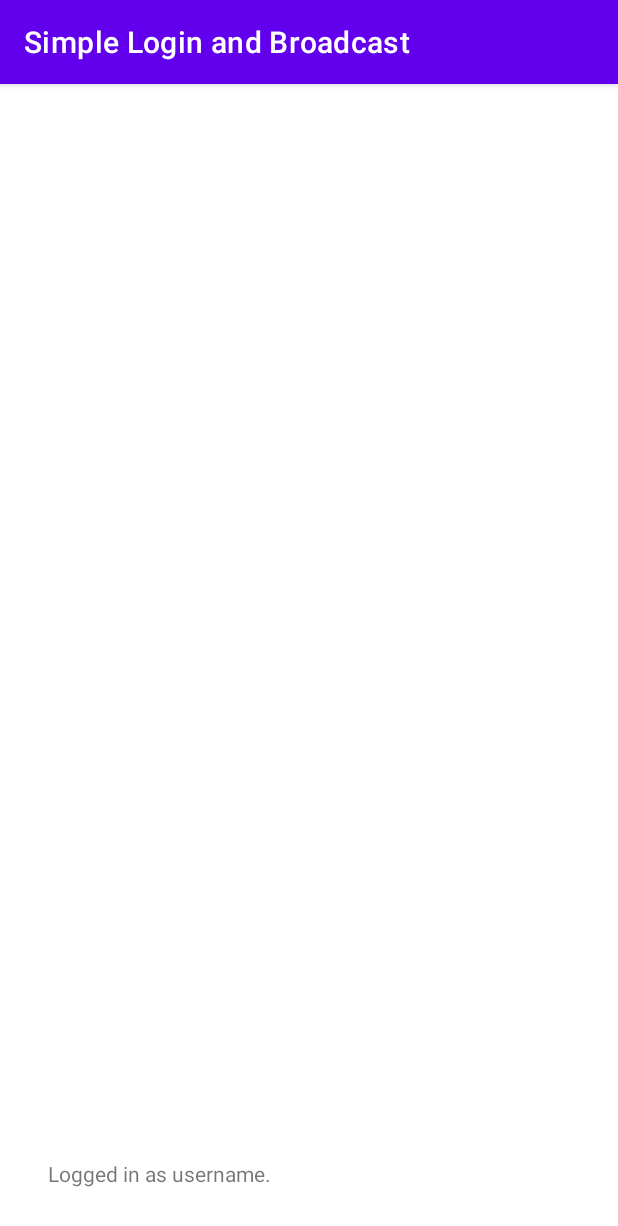
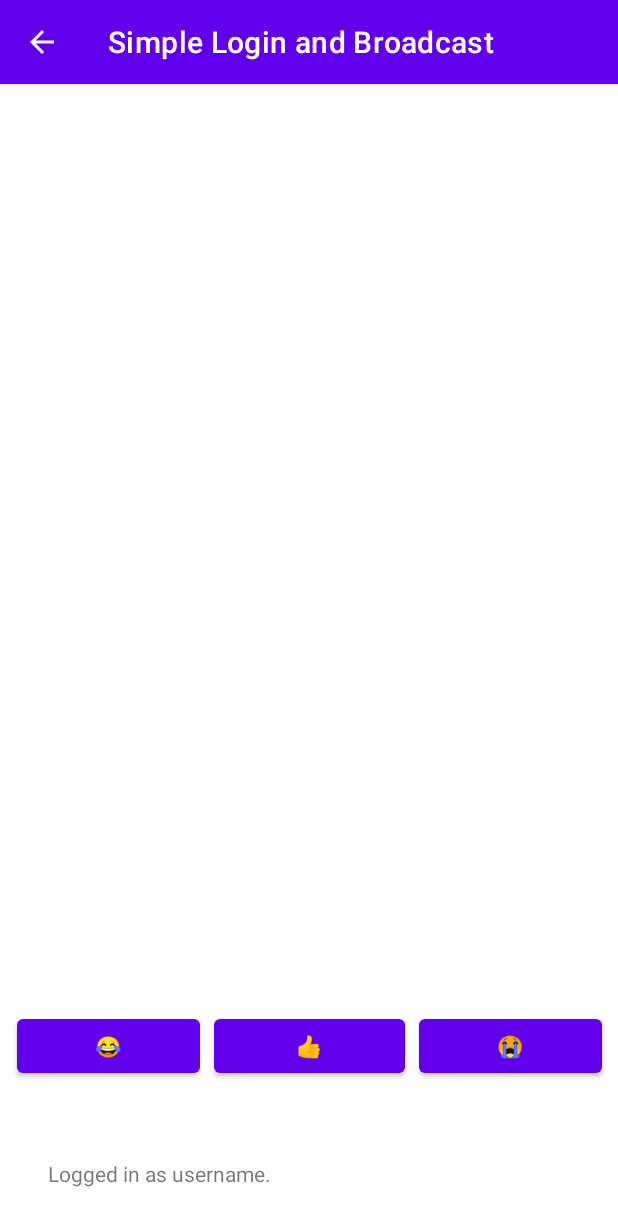
Before and after one commit to priunnagru/CS-4261A-FPA, an Android app: the BroadcastActivity screen opened directly, with no data from a screen before it, on a phone screen of 412 x 824 dp. Shown: the top 1226 px of the screen. Run offline under Robolectric (Android 15) with nearby library versions, the phone set to English and light mode, and no system bars.

Commit message:
Completed (for now) the broadcast UI Added TODOs for the web server requirement Improved user experience

```diff
--- a/SimpleLoginandBroadcast/app/src/main/AndroidManifest.xml
+++ b/SimpleLoginandBroadcast/app/src/main/AndroidManifest.xml
@@ -18,7 +18,9 @@
                 <category android:name="android.intent.category.LAUNCHER" />
             </intent-filter>
         </activity>
-        <activity android:name=".BroadcastActivity" >
+        <activity
+            android:name=".BroadcastActivity"
+            android:parentActivityName=".MainActivity">
         </activity>
     </application>
 
--- a/SimpleLoginandBroadcast/app/src/main/java/com/example/simpleloginandbroadcast/BroadcastActivity.kt
+++ b/SimpleLoginandBroadcast/app/src/main/java/com/example/simpleloginandbroadcast/BroadcastActivity.kt
@@ -1,20 +1,86 @@
 package com.example.simpleloginandbroadcast
 
+import android.app.AlertDialog
+import android.content.DialogInterface
 import androidx.appcompat.app.AppCompatActivity
 import android.os.Bundle
+import android.view.MenuItem
+import android.widget.Button
+import android.widget.EditText
 import android.widget.TextView
+import android.widget.Toast
 
 class BroadcastActivity : AppCompatActivity() {
     override fun onCreate(savedInstanceState: Bundle?) {
         super.onCreate(savedInstanceState)
         setContentView(R.layout.activity_broadcast)
 
+        // display the username at the bottom
+        displayUsername()
+
+        // setup the emoji buttons
+        setupEmoji()
+    }
+
+    private fun displayUsername() {
         val textUsernameDisplay = findViewById<TextView>(R.id.textUsernameDisplay)
 
         val extras = intent.extras
         if (extras != null) {
             val temp = "Logged in as " + extras.getString("username") + "."
-            textUsernameDisplay.setText(temp)
+            textUsernameDisplay.text = temp
         }
     }
+
+    private fun setupEmoji() {
+        // TODO: broadcast the corresponding emoji
+        val emoji1 = findViewById<Button>(R.id.buttonEmoji1)
+        val emoji2 = findViewById<Button>(R.id.buttonEmoji2)
+        val emoji3 = findViewById<Button>(R.id.buttonEmoji3)
+
+        emoji1.setOnClickListener {
+            // TODO: send emoji 1
+        }
+
+        emoji2.setOnClickListener {
+            // TODO: send emoji 2
+        }
+
+        emoji3.setOnClickListener {
+            // TODO: send emoji 3
+        }
+    }
+
+    override fun onBackPressed() {
+        // create a dialog box to confirm logging out
+        val builder = AlertDialog.Builder(this)
+        builder.setMessage("Are you sure you want to log out?")
+        builder.apply {
+            setPositiveButton("Yes",
+                DialogInterface.OnClickListener { _, _ ->
+                    // TODO: logic for disconnecting from the web server and logging out
+
+                    val message = "Logged out."
+                    Toast.makeText(applicationContext, message, Toast.LENGTH_SHORT).show()
+                    super.onBackPressed()
+                })
+            setNegativeButton("No",
+                DialogInterface.OnClickListener { _, _ ->
+                    // do nothing
+                })
+        }
+
+        builder.show()
+    }
+
+    // makes the up navigation button match functionality with the back button
+    override fun onOptionsItemSelected(item: MenuItem): Boolean {
+        when (item.itemId) {
+            android.R.id.home -> {
+                onBackPressed()
+                return true
+            }
+        }
+        return super.onOptionsItemSelected(item)
+    }
 }
--- a/SimpleLoginandBroadcast/app/src/main/res/layout/activity_broadcast.xml
+++ b/SimpleLoginandBroadcast/app/src/main/res/layout/activity_broadcast.xml
@@ -15,4 +15,44 @@
         android:text="Logged in as username."
         app:layout_constraintBottom_toBottomOf="parent"
         app:layout_constraintStart_toStartOf="parent" />
+
+    <LinearLayout
+        android:layout_width="410dp"
+        android:layout_height="86dp"
+        android:layout_marginStart="32dp"
+        android:layout_marginEnd="32dp"
+        android:layout_marginBottom="32dp"
+        android:gravity="center"
+        android:orientation="horizontal"
+        app:layout_constraintBottom_toTopOf="@+id/textUsernameDisplay"
+        app:layout_constraintEnd_toEndOf="parent"
+        app:layout_constraintStart_toStartOf="parent">
+
+        <Button
+            android:id="@+id/buttonEmoji1"
+            android:layout_width="wrap_content"
+            android:layout_height="wrap_content"
+            android:layout_weight="1"
+            android:insetLeft="10dp"
+            android:insetRight="5dp"
+            android:text="😂" />
+
+        <Button
+            android:id="@+id/buttonEmoji2"
+            android:layout_width="wrap_content"
+            android:layout_height="wrap_content"
+            android:layout_weight="1"
+            android:insetLeft="5dp"
+            android:insetRight="5dp"
+            android:text="👍" />
+
+        <Button
+            android:id="@+id/buttonEmoji3"
+            android:layout_width="wrap_content"
+            android:layout_height="wrap_content"
+            android:layout_weight="1"
+            android:insetLeft="5dp"
+            android:insetRight="10dp"
+            android:text="😭" />
+    </LinearLayout>
 </androidx.constraintlayout.widget.ConstraintLayout>
```
Also changed, not shown: SimpleLoginandBroadcast/app/src/main/java/com/example/simpleloginandbroadcast/MainActivity.kt (+35 -6 lines).
